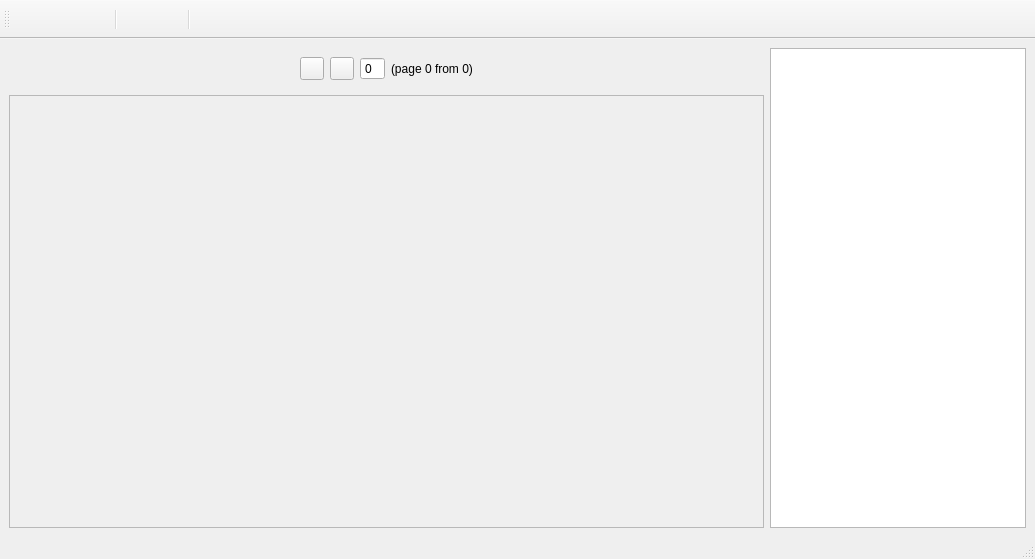
Qt form layout.ui (fernflower/pdf-sectioning) before a commit.
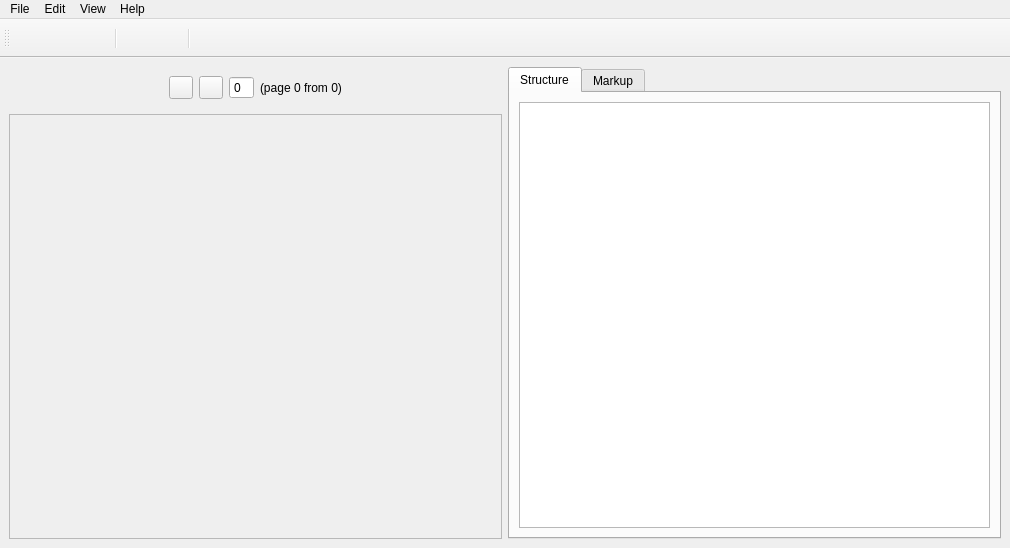
The same form after that commit.

Commit message: design changes; console introduced

Patch:
```diff
--- a/layout.ui
+++ b/layout.ui
@@ -6,8 +6,8 @@
    <rect>
     <x>0</x>
     <y>0</y>
-    <width>1035</width>
-    <height>559</height>
+    <width>1010</width>
+    <height>548</height>
    </rect>
   </property>
   <property name="focusPolicy">
@@ -125,8 +125,8 @@
           <rect>
            <x>0</x>
            <y>0</y>
-           <width>749</width>
-           <height>415</height>
+           <width>487</width>
+           <height>424</height>
           </rect>
          </property>
         </widget>
@@ -134,8 +134,30 @@
       </item>
      </layout>
     </item>
-    <item alignment="Qt::AlignLeft">
-     <widget class="QListView" name="listView"/>
+    <item>
+     <widget class="QTabWidget" name="tabWidget">
+      <property name="currentIndex">
+       <number>0</number>
+      </property>
+      <widget class="QWidget" name="tab">
+       <attribute name="title">
+        <string>Structure</string>
+       </attribute>
+       <layout class="QVBoxLayout" name="verticalLayout">
+        <item>
+         <widget class="QListView" name="listView"/>
+        </item>
+        <item>
+         <layout class="QHBoxLayout" name="consoleLayout"/>
+        </item>
+       </layout>
+      </widget>
+      <widget class="QWidget" name="tab_2">
+       <attribute name="title">
+        <string>Markup</string>
+       </attribute>
+      </widget>
+     </widget>
     </item>
    </layout>
   </widget>
@@ -144,12 +166,35 @@
     <rect>
      <x>0</x>
      <y>0</y>
-     <width>1035</width>
+     <width>1010</width>
      <height>20</height>
     </rect>
    </property>
+   <widget class="QMenu" name="menuFile">
+    <property name="title">
+     <string>File</string>
+    </property>
+   </widget>
+   <widget class="QMenu" name="menuEdit">
+    <property name="title">
+     <string>Edit</string>
+    </property>
+   </widget>
+   <widget class="QMenu" name="menuView">
+    <property name="title">
+     <string>View</string>
+    </property>
+   </widget>
+   <widget class="QMenu" name="menuHelp">
+    <property name="title">
+     <string>Help</string>
+    </property>
+   </widget>
+   <addaction name="menuFile"/>
+   <addaction name="menuEdit"/>
+   <addaction name="menuView"/>
+   <addaction name="menuHelp"/>
   </widget>
-  <widget class="QStatusBar" name="statusbar"/>
   <widget class="QToolBar" name="toolBar">
    <property name="windowTitle">
     <string>toolBar</string>
```
The commit also changes 5 other files.
